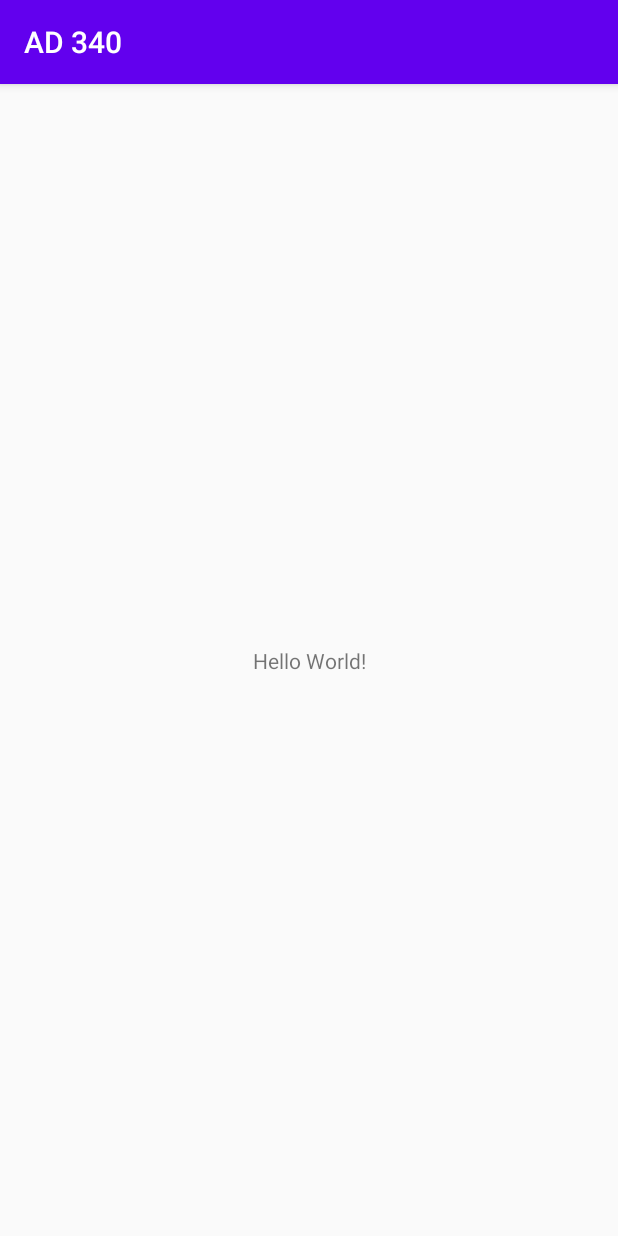
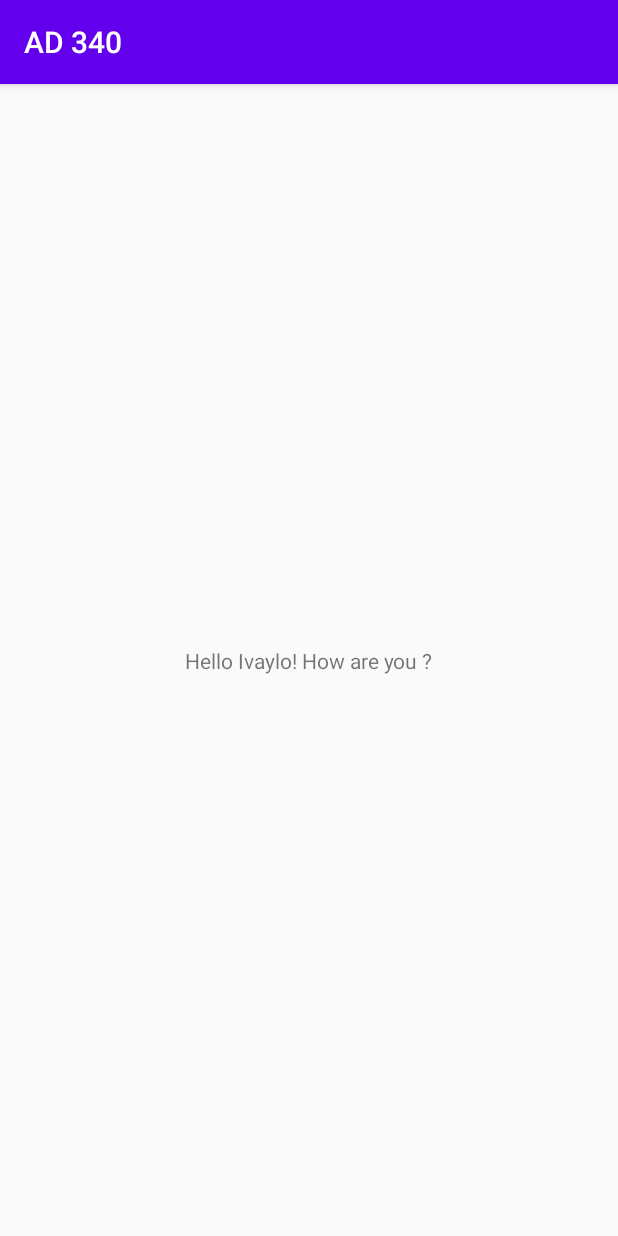
Before and after one commit to Fantomasa/AndroidLearning, an Android app: the screen it shows after launch (MainActivity), on a phone screen of 412 x 824 dp. Run offline under Robolectric (Android 15) with nearby library versions, the phone set to English and light mode, and no system bars.

Commit message:
Change activity_main.xml text.

```diff
--- a/app/src/main/res/layout/activity_main.xml
+++ b/app/src/main/res/layout/activity_main.xml
@@ -9,7 +9,7 @@
     <TextView
         android:layout_width="wrap_content"
         android:layout_height="wrap_content"
-        android:text="Hello World!"
+        android:text="Hello Ivaylo! How are you ?"
         app:layout_constraintBottom_toBottomOf="parent"
         app:layout_constraintLeft_toLeftOf="parent"
         app:layout_constraintRight_toRightOf="parent"
```
